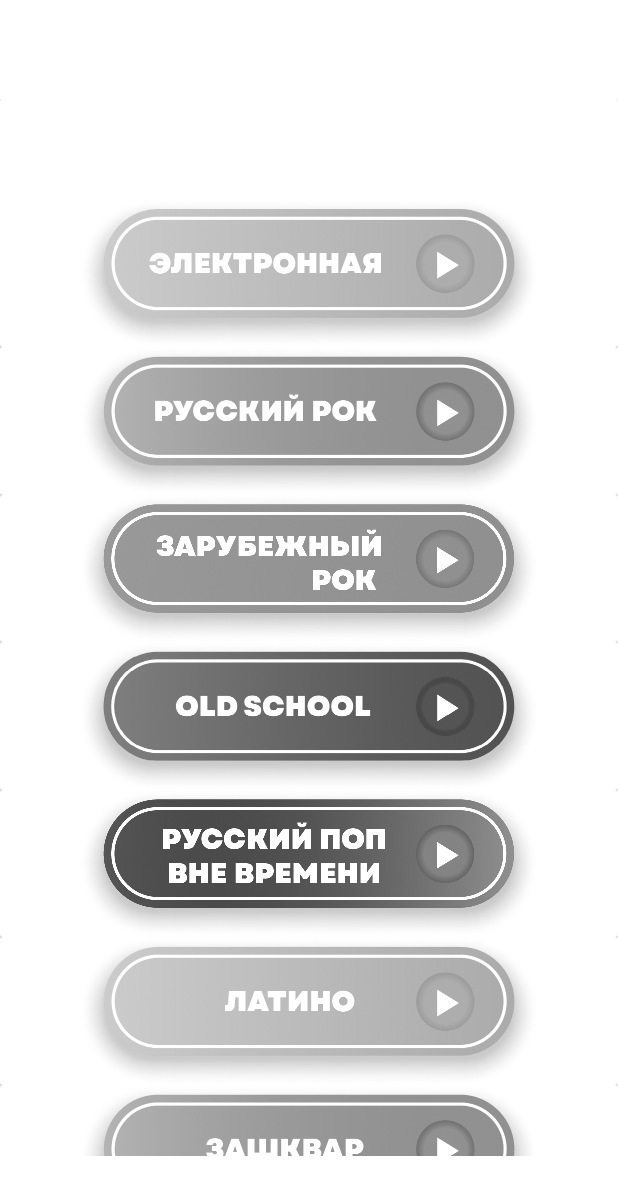
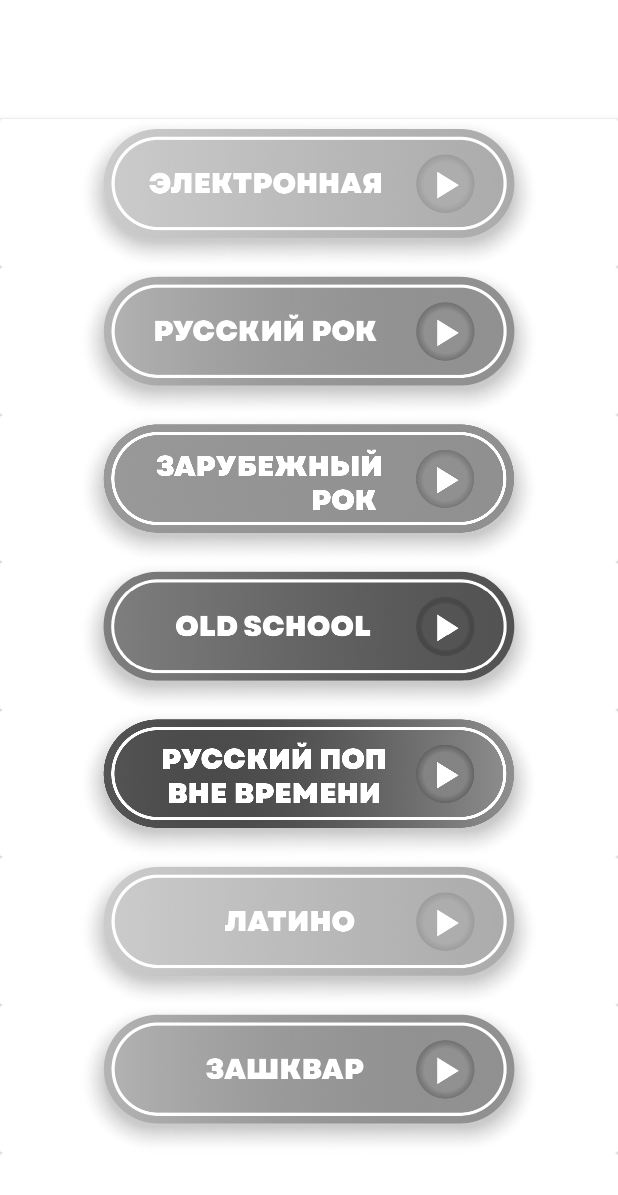
Before and after one commit to fakthereg/AndroidApp, an Android app: the fragment FragmentCategory placed in its activity, on a phone screen of 412 x 824 dp. Shown: the top 1195 px of the screen. Run offline under Robolectric (Android 15) with nearby library versions, the light colour scheme and no system bars; our stand-ins replace sdp/ssp sizes; pictures from the network do not load.

Commit message:
еще подвинул разметки рейтинга и категорий

```diff
--- a/app/src/main/java/com/k1d/wave/ui/main/adapters/CategoryAdapter.java
+++ b/app/src/main/java/com/k1d/wave/ui/main/adapters/CategoryAdapter.java
@@ -52,11 +52,6 @@ public class CategoryAdapter extends RecyclerView.Adapter<CategoryAdapter.Catego
 
     @Override
     public void onBindViewHolder(@NonNull CategoryViewHolder holder, int position) {
-        if (position == 0) {
-            ConstraintLayout.LayoutParams params = (ConstraintLayout.LayoutParams) holder.imageViewCategory.getLayoutParams();
-            params.setMargins(0, 100, 0, 0);
-            holder.imageViewCategory.setLayoutParams(params);
-        }
         if (StaticData.getSongsNotPlayedInCategory(position).length() > 0) {
             holder.imageViewCategory.setImageResource(categories.get(position));
         } else {
--- a/app/src/main/java/com/k1d/wave/ui/main/adapters/RatingAdapter.java
+++ b/app/src/main/java/com/k1d/wave/ui/main/adapters/RatingAdapter.java
@@ -35,9 +35,6 @@ public class RatingAdapter extends RecyclerView.Adapter<RatingAdapter.RatingView
     @Override
     public void onBindViewHolder(@NonNull RatingViewHolder holder, int position) {
         if (position == 0) {
-            ConstraintLayout.LayoutParams params = (ConstraintLayout.LayoutParams) holder.imageViewBackground.getLayoutParams();
-            params.setMargins(0,100,0,0);
-            holder.imageViewBackground.setLayoutParams(params);
             holder.imageViewCrown.setVisibility(View.VISIBLE);
         }
         try {
--- a/app/src/main/res/layout/fragment_category.xml
+++ b/app/src/main/res/layout/fragment_category.xml
@@ -27,5 +27,7 @@
         app:layout_constraintBottom_toTopOf="@+id/guideline18"
         app:layout_constraintEnd_toEndOf="parent"
         app:layout_constraintStart_toStartOf="parent"
-        app:layout_constraintTop_toTopOf="@+id/guideline11" />
+        app:layout_constraintTop_toTopOf="@+id/guideline11"
+        android:paddingTop="@dimen/_10sdp"
+        android:clipToPadding="false"/>
 </androidx.constraintlayout.widget.ConstraintLayout>
--- a/app/src/main/res/layout/fragment_rating.xml
+++ b/app/src/main/res/layout/fragment_rating.xml
@@ -26,6 +26,8 @@
         app:layout_constraintBottom_toTopOf="@+id/guideline15"
         app:layout_constraintEnd_toEndOf="parent"
         app:layout_constraintStart_toStartOf="parent"
-        app:layout_constraintTop_toTopOf="@+id/guideline14" />
+        app:layout_constraintTop_toTopOf="@+id/guideline14"
+        android:paddingTop="@dimen/_10sdp"
+        android:clipToPadding="false" />
 
 </androidx.constraintlayout.widget.ConstraintLayout>
```
